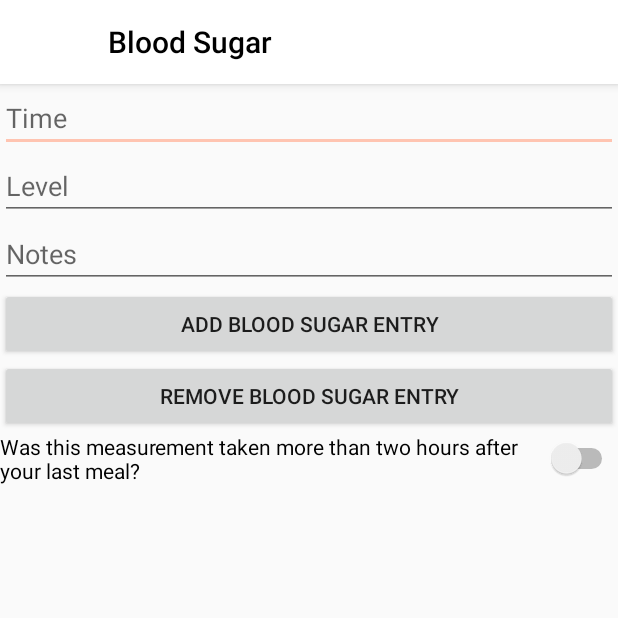
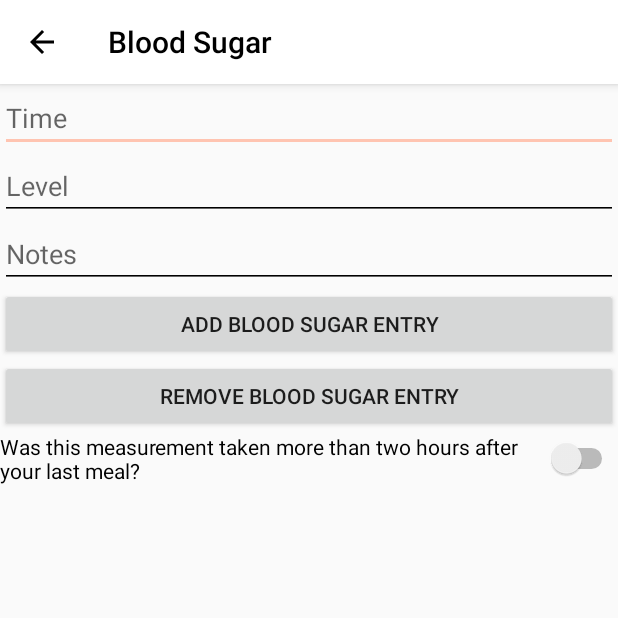
Before and after one commit to WorldofKerry/Medicare, an Android app: the AddBloodSugarActivity screen opened directly, with no data from a screen before it, on a phone screen of 412 x 824 dp, the top half of it. Run offline under Robolectric (Android 15) with nearby library versions, the phone set to English and light mode, and no system bars.

Commit message:
Back button is now visible.

```diff
--- a/app/src/main/res/values/styles.xml
+++ b/app/src/main/res/values/styles.xml
@@ -1,5 +1,4 @@
 <resources>
-
     <!-- Base application theme. -->
     <style name="AppTheme" parent="Theme.AppCompat.Light.DarkActionBar">
         <!-- Customize your theme here. -->
@@ -7,6 +6,11 @@
         <item name="colorPrimaryDark">@color/colorPrimaryDark</item>
         <item name="colorAccent">@color/colorAccent</item>
         <item name="actionBarStyle">@style/actionBarStyle</item>
+        <item name="colorControlNormal">@color/colorBlack</item>
+        <item name="actionBarTheme">@style/actionBarTheme</item>
+    </style>
+    <style name="actionBarTheme">
+        <item name="colorControlNormal">@color/colorBlack</item>
     </style>
 
     <style name="actionBarStyle" parent="@style/Widget.AppCompat.ActionBar.Solid">
```
